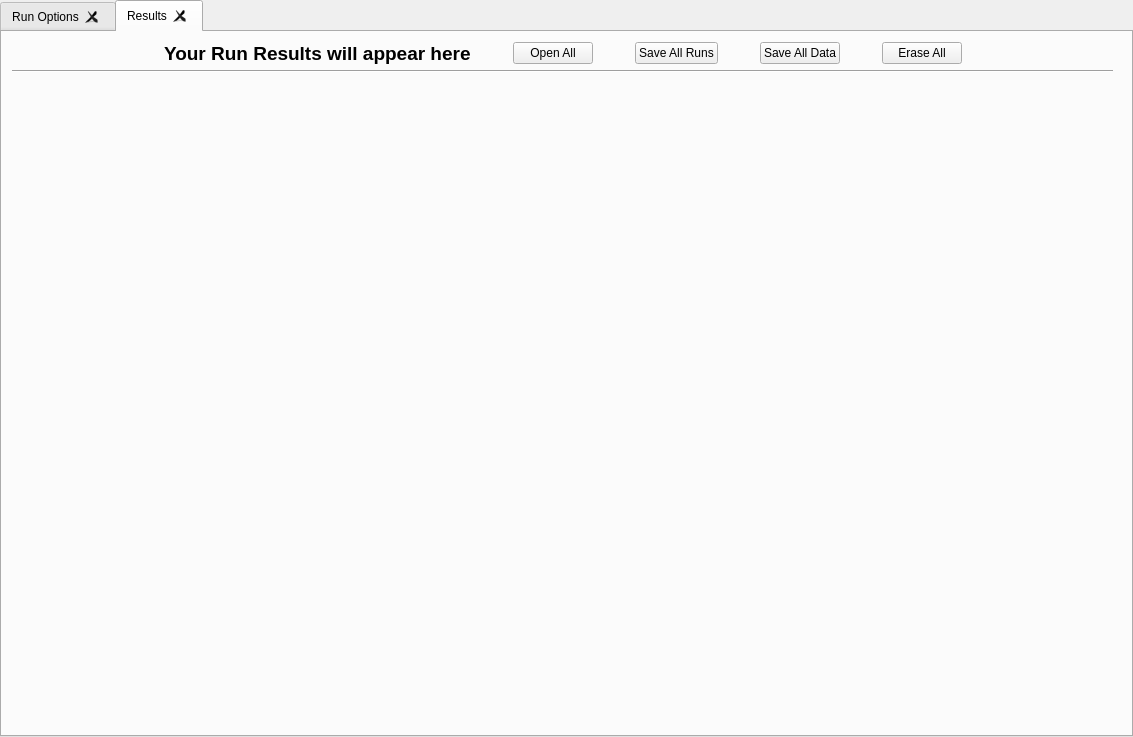
Above: frontend/designer_templates/main_window/fixed_tabs.ui from tomaslibanomonteiro/Thesis-code before the change. Below: the same form after it.
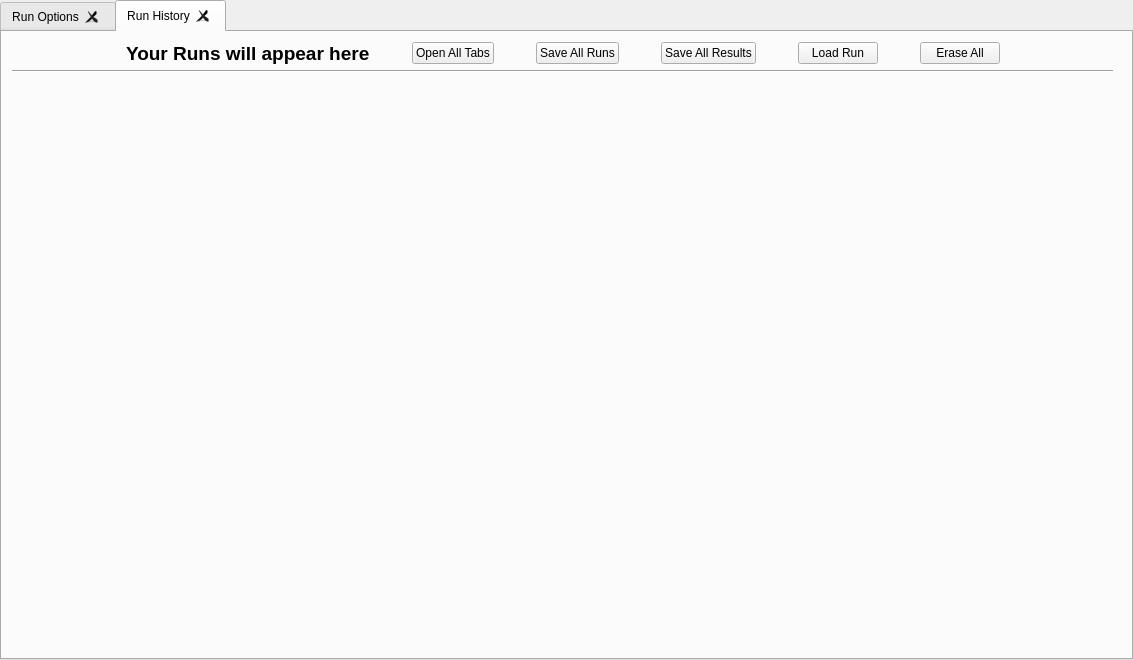
That is the form after the change. The open tabs and pages were chosen to show the change.

Commit message: refactor button actions to 'low level'. MyFileManager. Load/Save Run in progress

```diff
--- a/frontend/designer_templates/main_window/fixed_tabs.ui
+++ b/frontend/designer_templates/main_window/fixed_tabs.ui
@@ -7,7 +7,7 @@
     <x>0</x>
     <y>0</y>
     <width>1133</width>
-    <height>737</height>
+    <height>660</height>
    </rect>
   </property>
   <property name="windowTitle">
@@ -1291,7 +1291,7 @@
   </widget>
   <widget class="QWidget" name="results_tab">
    <attribute name="title">
-    <string>Results</string>
+    <string>Run History</string>
    </attribute>
    <widget class="QWidget" name="verticalLayoutWidget_2">
     <property name="geometry">
@@ -1333,7 +1333,7 @@
        <item>
         <widget class="QLabel" name="label_7">
          <property name="text">
-          <string>&lt;html&gt;&lt;head/&gt;&lt;body&gt;&lt;p&gt;&lt;span style=&quot; font-size:14pt; font-weight:600;&quot;&gt;Your Run Results will appear here&lt;/span&gt;&lt;/p&gt;&lt;/body&gt;&lt;/html&gt;</string>
+          <string>&lt;html&gt;&lt;head/&gt;&lt;body&gt;&lt;p&gt;&lt;span style=&quot; font-size:14pt; font-weight:600;&quot;&gt;Your Runs will appear here&lt;/span&gt;&lt;/p&gt;&lt;/body&gt;&lt;/html&gt;</string>
          </property>
         </widget>
        </item>
@@ -1343,7 +1343,7 @@
           <bool>true</bool>
          </property>
          <property name="text">
-          <string>Open All</string>
+          <string>Open All Tabs</string>
          </property>
         </widget>
        </item>
@@ -1363,12 +1363,22 @@
           <bool>true</bool>
          </property>
          <property name="text">
-          <string>Save All Data</string>
+          <string>Save All Results</string>
          </property>
         </widget>
        </item>
        <item>
-        <widget class="QPushButton" name="erase_results_button">
+        <widget class="QPushButton" name="load_run">
+         <property name="enabled">
+          <bool>true</bool>
+         </property>
+         <property name="text">
+          <string>Load Run</string>
+         </property>
+        </widget>
+       </item>
+       <item>
+        <widget class="QPushButton" name="erase_all_runs">
          <property name="text">
           <string>Erase All</string>
          </property>
```
Left out of the diff: 38 changed lines with no effect on the pictures. The commit also changes 14 other files.
